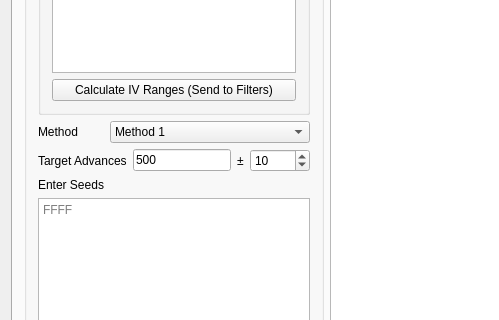
papajefe/Gen-3-Seed-Assistant, file Forms/Gen3/Stationary3.ui: the form before one commit; both pictures show x 0 to 499 and y 275 to 595 of the 1400 by 700 pixel window.
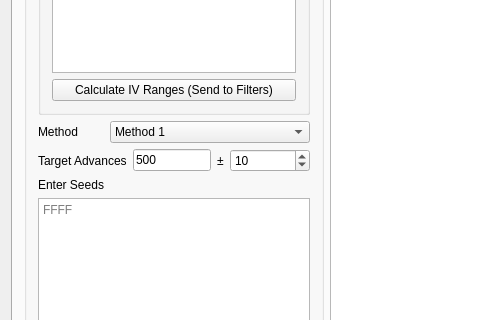
The form after the commit. Icons and pictures are not drawn. Custom widgets are drawn as their Qt base class.

Commit message: Uncap Search to 9,999,999

What changed in the file:
```diff
--- a/Forms/Gen3/Stationary3.ui
+++ b/Forms/Gen3/Stationary3.ui
@@ -164,12 +164,12 @@
               </property>
               <property name="minimumSize">
                <size>
-                <width>60</width>
+                <width>80</width>
                 <height>0</height>
                </size>
               </property>
               <property name="maximum">
-               <number>9999</number>
+               <number>9999999</number>
               </property>
               <property name="value">
                <number>10</number>
```
